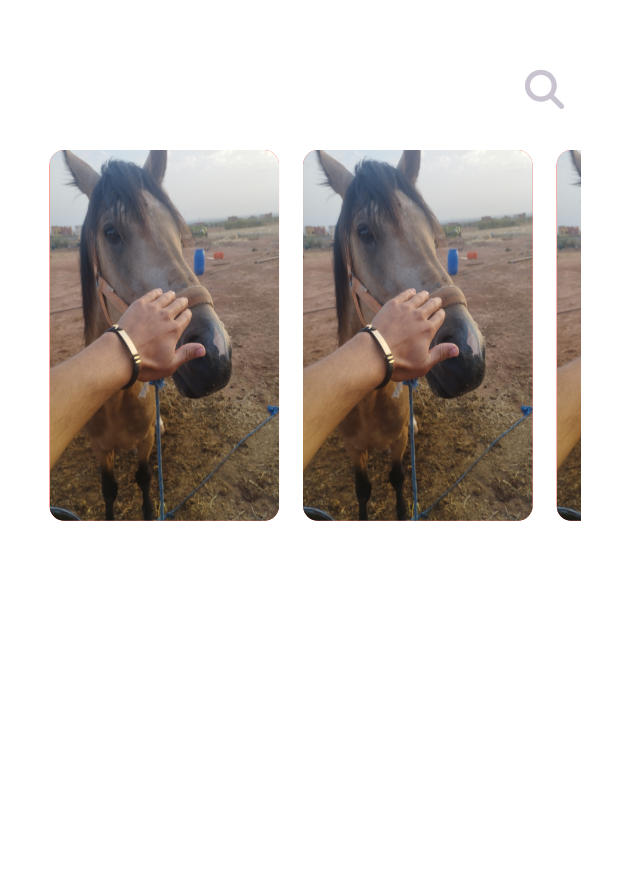
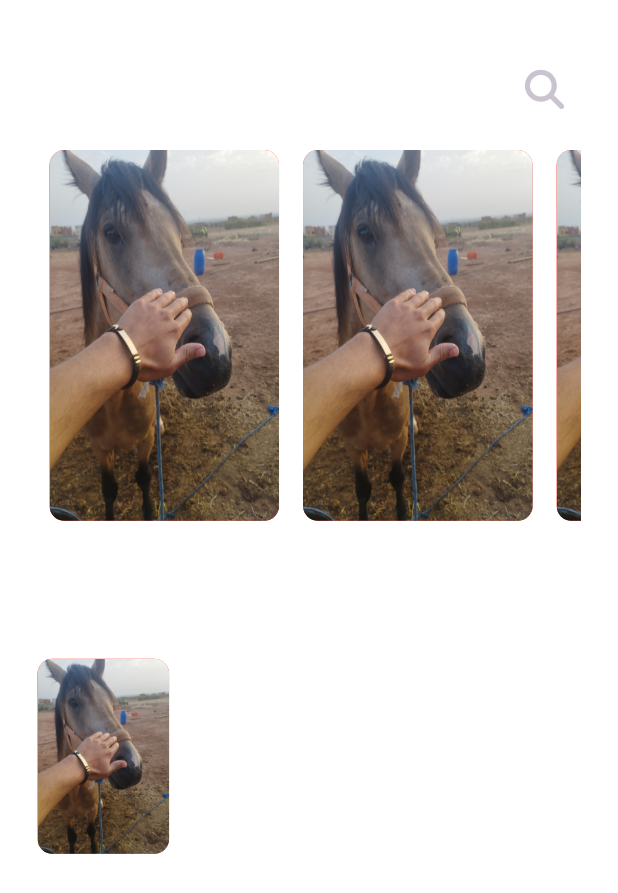
Before and after one commit to younesse-Malek/my_bookly, a Flutter app: the screen it shows after launch, on a phone screen of 412 x 824 dp. Shown: the top 893 px of the screen. Run offline on Flutter 3.47's test engine with Material 3 defaults, Android fonts, the phone set to English and light mode, and no system bars; our stand-ins replace font_awesome_flutter, get, google_fonts.

Commit message:
best seller list view tem

```diff
--- a/lib/features/Home/presentation/view/widget/home_view_body.dart
+++ b/lib/features/Home/presentation/view/widget/home_view_body.dart
@@ -1,5 +1,6 @@
 import 'package:flutter/material.dart';
 import 'package:my_bookly/Core/Utils/Styles.dart';
+import 'package:my_bookly/Core/Utils/assets.dart';
 import 'package:my_bookly/features/Home/presentation/view/widget/app_bar_home.dart';
 import 'package:my_bookly/features/Home/presentation/view/widget/featured_list_view.dart';
 
@@ -17,13 +18,40 @@ class HomeViewBody extends StatelessWidget {
           CustoumAppBar(),
           FeaturedListView(),
           SizedBox(height: 45),
-          Text(
-            'Best Seller',
-            style: Stayles.titleMediem,
-
-          ),
+          Text('Best Seller', style: Stayles.titleMediem),
+          SizedBox(height: 25),
+          BestSellerListViewItem(),
         ],
       ),
     );
   }
 }
+
+class BestSellerListViewItem extends StatelessWidget {
+  const BestSellerListViewItem({super.key});
+
+  @override
+  Widget build(BuildContext context) {
+    return Row(
+      children: [
+        SizedBox(
+          height: 130,
+          child: AspectRatio(
+            aspectRatio: 2.7 / 4,
+            child: Container(
+              decoration: BoxDecoration(
+                color: Colors.red,
+                borderRadius: BorderRadius.circular(10),
+                image: DecorationImage(
+                  fit: BoxFit.fill,
+                  image: AssetImage(AssetsData.testimage),
+                ),
+              ),
+            ),
+          ),
+        ),
+        Column(children: []),
+      ],
+    );
+  }
+}
```
